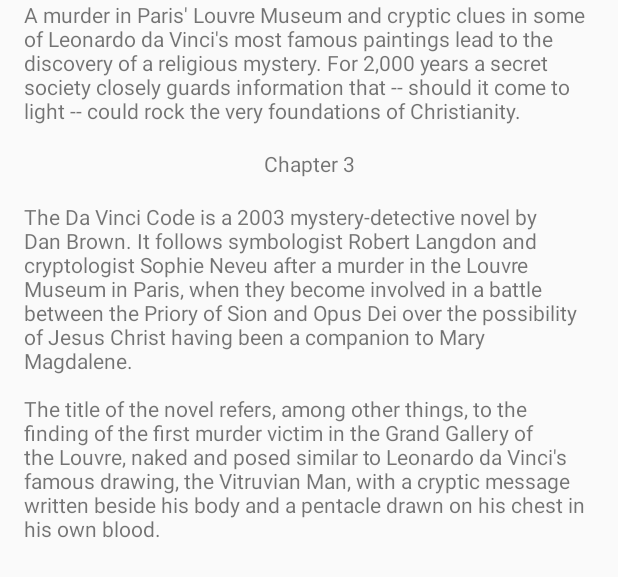
After one commit to tyolani/EverlastingStoryPro, an Android app: the layout activity_book_view.xml on its own in the app's theme, with its tools: preview values and no code run, on a phone screen of 412 x 824 dp. The commit adds this screen. Shown: the top 577 px of the screen. Run offline under Robolectric (Android 15) with nearby library versions, the phone set to English and light mode, and no system bars.

Commit message:
Added BookView activity

```diff
--- a/app/src/main/AndroidManifest.xml
+++ b/app/src/main/AndroidManifest.xml
@@ -16,6 +16,8 @@
                 <category android:name="android.intent.category.LAUNCHER" />
             </intent-filter>
         </activity>
+        <activity android:name=".BookView" />
+        <activity android:name=".database.BookView" />
     </application>
 
 </manifest>
--- /dev/null
+++ b/app/src/main/java/com/example/tyolani/everlastingstorypro/BookView.java
@@ -0,0 +1,13 @@
+package com.example.tyolani.everlastingstorypro;
+
+import android.support.v7.app.AppCompatActivity;
+import android.os.Bundle;
+
+public class BookView extends AppCompatActivity {
+
+    @Override
+    protected void onCreate(Bundle savedInstanceState) {
+        super.onCreate(savedInstanceState);
+        setContentView(R.layout.activity_book_view);
+    }
+}
--- /dev/null
+++ b/app/src/main/res/layout/activity_book_view.xml
@@ -0,0 +1,28 @@
+<?xml version="1.0" encoding="utf-8"?>
+<LinearLayout xmlns:android="http://schemas.android.com/apk/res/android"
+    android:layout_width="match_parent"
+    android:layout_height="match_parent"
+    android:paddingLeft="16dp"
+    android:paddingRight="16dp"
+    android:orientation="vertical" >
+
+    <TextView
+        android:id="@+id/textView"
+        android:layout_width="match_parent"
+        android:layout_height="wrap_content"
+        android:text="A murder in Paris' Louvre Museum and cryptic clues in some of Leonardo da Vinci's most famous paintings lead to the discovery of a religious mystery. For 2,000 years a secret society closely guards information that -- should it come to light -- could rock the very foundations of Christianity.\n"
+        />
+    <TextView
+        android:id="@+id/textView2"
+        android:layout_width="match_parent"
+        android:layout_height="wrap_content"
+        android:text="Chapter 3\n"
+        android:gravity="center"
+        />
+    <TextView
+        android:id="@+id/textView3"
+        android:layout_width="match_parent"
+        android:layout_height="wrap_content"
+        android:text="The Da Vinci Code is a 2003 mystery-detective novel by Dan Brown. It follows symbologist Robert Langdon and cryptologist Sophie Neveu after a murder in the Louvre Museum in Paris, when they become involved in a battle between the Priory of Sion and Opus Dei over the possibility of Jesus Christ having been a companion to Mary Magdalene.\n\nThe title of the novel refers, among other things, to the finding of the first murder victim in the Grand Gallery of the Louvre, naked and posed similar to Leonardo da Vinci's famous drawing, the Vitruvian Man, with a cryptic message written beside his body and a pentacle drawn on his chest in his own blood."
+        />
+</LinearLayout>
--- a/app/src/main/res/layout/activity_main.xml
+++ b/app/src/main/res/layout/activity_main.xml
@@ -9,7 +9,7 @@
     <TextView
         android:layout_width="wrap_content"
         android:layout_height="wrap_content"
-        android:text="Hello World!"
+        android:text="Lets Rock This!"
         app:layout_constraintBottom_toBottomOf="parent"
         app:layout_constraintLeft_toLeftOf="parent"
         app:layout_constraintRight_toRightOf="parent"
```
